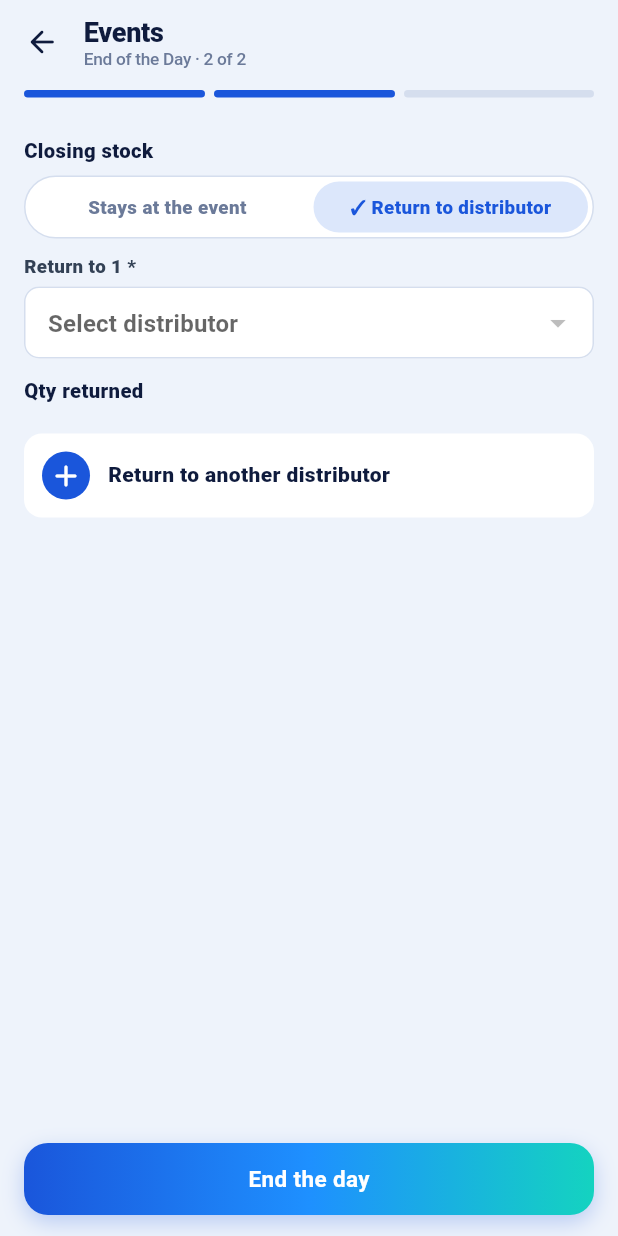
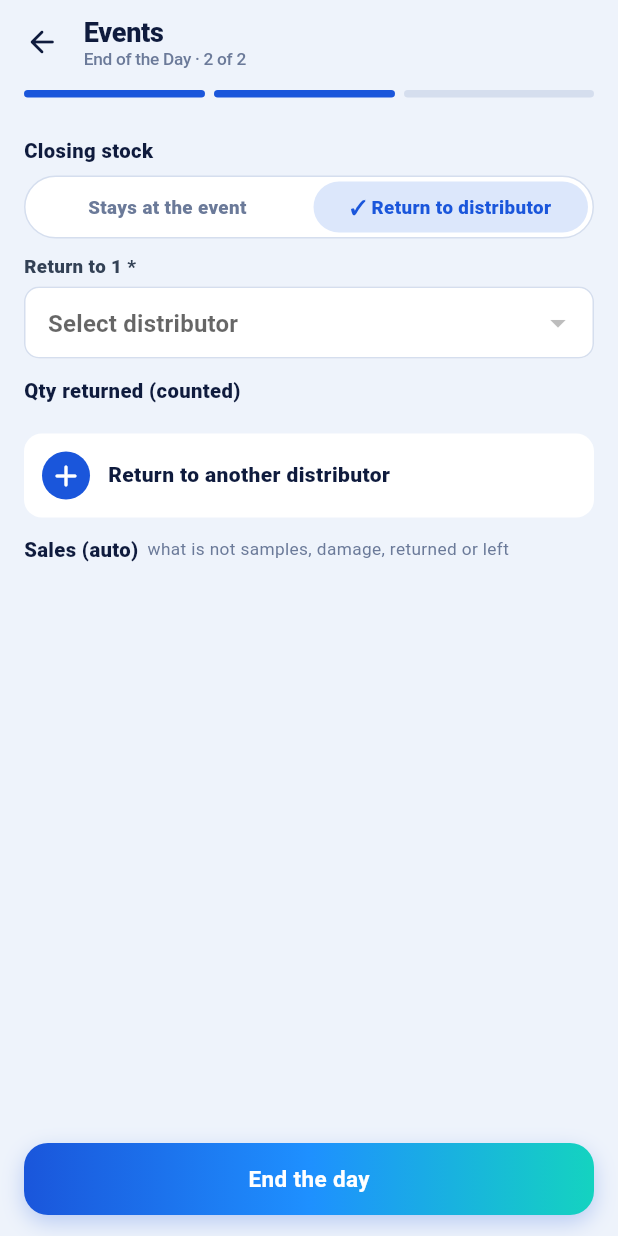
Before and after one commit to abacus-suite/ff_suite, a Flutter app: the _EndScreen widget shown alone on an empty page, opened directly with empty values, after a tap on "Next", after a tap on "Return to distributor", on a phone screen of 412 x 824 dp. Run offline on Flutter 3.47's test engine with Material 3 defaults, Android fonts, the phone set to English and light mode, and no system bars; our stand-ins replace battery_plus, camera, device_info_plus, dio, file_picker, flutter_map and 9 more; accounts and stored records are empty; network calls fail.

Commit message:
Events: enter closing or returned counts; live sales shown

```diff
--- a/lib/features/events/events_screen.dart
+++ b/lib/features/events/events_screen.dart
@@ -1137,6 +1137,7 @@ class _EndScreenState extends State<_EndScreen> {
   late final List<Map<String, dynamic>> _products = _list(widget.event['products']);
   late final Map<int, TextEditingController> _samples = _controllers(_products);
   late final Map<int, TextEditingController> _damage = _controllers(_products);
+  late final Map<int, TextEditingController> _closing = _controllers(_products);
   late final List<_Block> _returns = [_Block(_products)];
   final _coupons = TextEditingController();
   List<Map<String, dynamic>> _distributors = [];
@@ -1175,19 +1176,34 @@ class _EndScreenState extends State<_EndScreen> {
         return;
       }
     }
-    // The stock that is left is what goes back, so the first distributor starts with it filled in.
-    final first = _returns.first;
+    setState(() => _step = 2);
+  }
+
+  /// What staff counted as gone back (or left at the event) for a flavour.
+  num _counted(int pid) {
+    if (_returnIt) {
+      num total = 0;
+      for (final b in _returns) {
+        total += num.tryParse(b.qty[pid]?.text.trim() ?? '') ?? 0;
+      }
+      return total;
+    }
+    return num.tryParse(_closing[pid]!.text.trim()) ?? 0;
+  }
+
+  /// Sales = opening + added - samples - damage - returned - closing, worked out by the app.
+  num _sold(int pid) => _left(pid) - _counted(pid);
+
+  Future<void> _submit() async {
     for (final p in _products) {
       final pid = p['id'] as int;
-      final left = _left(pid);
-      first.qty[pid]!.text = _returnIt && left > 0 ? _q(left) : '';
-    }
-    setState(() => _step = 2);
-  }
-
-  Future<void> _submit() async {
-    if (_returnIt && _stockRows(_returns).isEmpty) {
-      showProblem(context, 'Choose the distributor the stock goes back to.');
+      if (_sold(pid) < 0) {
+        showProblem(context, '${p['name']}: returned or closing stock is more than what is left (${_q(_left(pid))}).');
+        return;
+      }
+    }
+    if (_returnIt && _stockRows(_returns).isEmpty && _products.any((p) => _left(p['id'] as int) > 0)) {
+      showProblem(context, 'Choose the distributor the stock goes back to and enter the quantity returned.');
       return;
     }
     if (widget.last && widget.event['has_offer'] == true && (int.tryParse(_coupons.text.trim()) == null)) {
@@ -1200,6 +1216,7 @@ class _EndScreenState extends State<_EndScreen> {
         'samples': _map(_samples),
         'damage': _map(_damage),
         'action': _returnIt ? 'return' : 'stays',
+        'closing': _returnIt ? <String, dynamic>{} : _map(_closing),
         'returns': _returnIt ? _stockRows(_returns) : [],
         if (widget.last) 'coupons_used': int.tryParse(_coupons.text.trim()) ?? 0,
       }) as Map<String, dynamic>;
@@ -1290,15 +1307,17 @@ class _EndScreenState extends State<_EndScreen> {
             distributors: _distributors,
             blocks: _returns,
             first: widget.last ? 'Return remaining stock to' : 'Return to',
-            heading: 'Qty returned',
+            heading: 'Qty returned (counted)',
             addLabel: 'Return to another distributor',
             addSubtitle: null,
             onChanged: () => setState(() {}),
           )
         else ...[
-          _sectionTitle('Stays at the event', trailing: 'bottles'),
-          _Grid(products: _products, values: {for (final p in _products) p['id'] as int: _left(p['id'] as int)}),
+          _sectionTitle('Closing stock at the event', trailing: 'count the bottles left'),
+          _Grid(products: _products, controllers: _closing, onChanged: () => setState(() {})),
         ],
+        _sectionTitle('Sales (auto)', trailing: 'what is not samples, damage, returned or left'),
+        _Grid(products: _products, values: {for (final p in _products) p['id'] as int: _sold(p['id'] as int)}),
         if (widget.last && widget.event['has_offer'] == true) ...[
           _label('No. of coupons used (₹${_q(coupon)} offer)', required: true),
           TextField(controller: _coupons, keyboardType: TextInputType.number, decoration: _field('0')),
```
